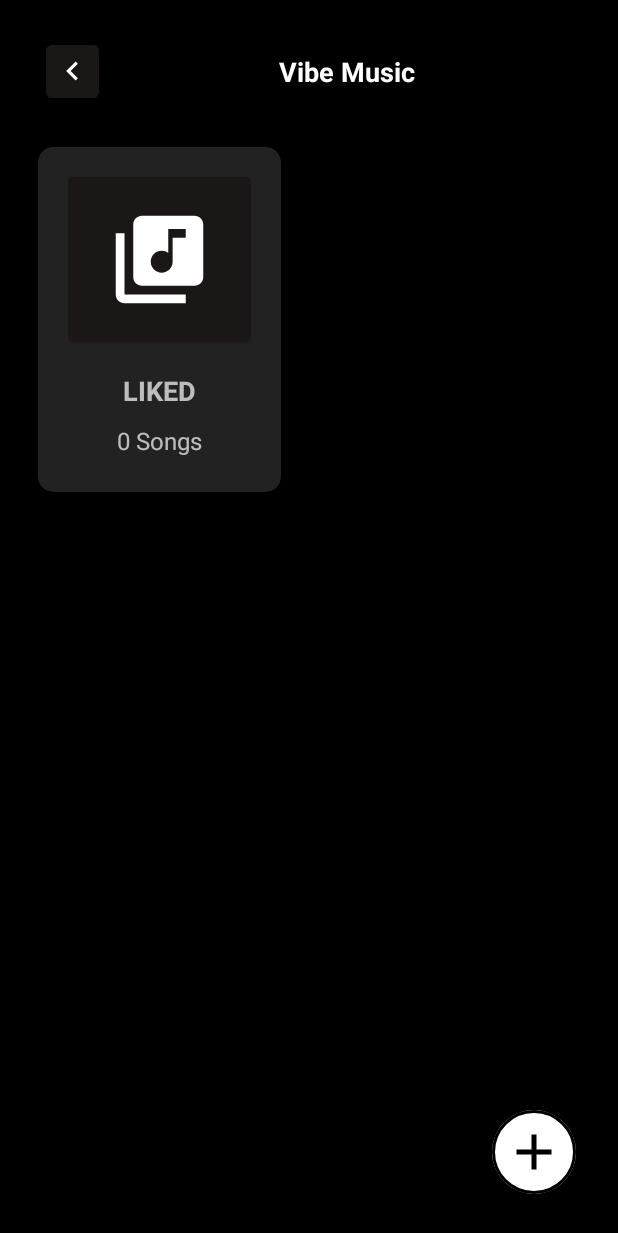
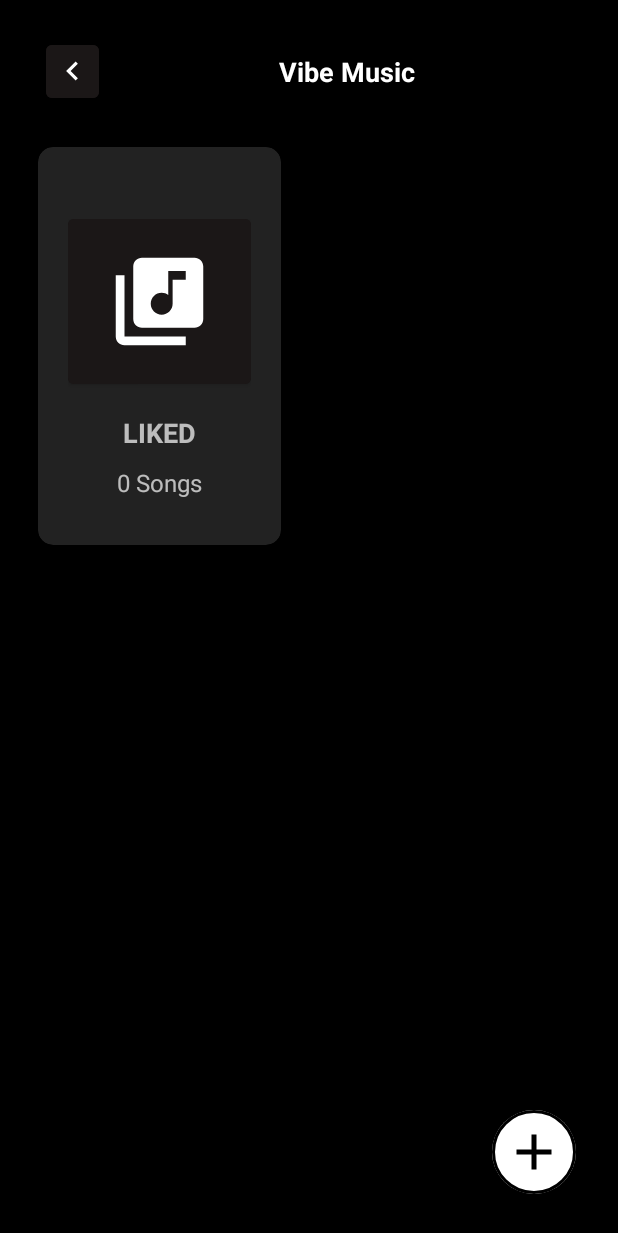
Before and after one commit to ParthTrilokchandani/vibe_music, an Android app: the PlaylistActivity screen opened directly, with no data from a screen before it, on a phone screen of 412 x 824 dp. Shown: the top 1233 px of the screen. Run offline under Robolectric (Android 15) with nearby library versions, the phone set to English and light mode, and no system bars.

Commit message:
playlist Delete WIP

```diff
--- a/app/src/main/AndroidManifest.xml
+++ b/app/src/main/AndroidManifest.xml
@@ -29,7 +29,6 @@
             android:exported="true" >
         <intent-filter>
             <action android:name="android.intent.action.MAIN" />
-
             <category android:name="android.intent.category.LAUNCHER" />
         </intent-filter>
         </activity>
--- /dev/null
+++ b/app/src/main/res/drawable/ic_3_dots.xml
@@ -0,0 +1,5 @@
+<vector android:height="24dp" android:tint="#FFFFFF"
+    android:viewportHeight="24" android:viewportWidth="24"
+    android:width="24dp" xmlns:android="http://schemas.android.com/apk/res/android">
+    <path android:fillColor="@android:color/white" android:pathData="M12,8c1.1,0 2,-0.9 2,-2s-0.9,-2 -2,-2 -2,0.9 -2,2 0.9,2 2,2zM12,10c-1.1,0 -2,0.9 -2,2s0.9,2 2,2 2,-0.9 2,-2 -0.9,-2 -2,-2zM12,16c-1.1,0 -2,0.9 -2,2s0.9,2 2,2 2,-0.9 2,-2 -0.9,-2 -2,-2z"/>
+</vector>
--- a/app/src/main/res/layout/playlist_grid.xml
+++ b/app/src/main/res/layout/playlist_grid.xml
@@ -8,13 +8,38 @@
     android:focusable="true"
     app:cardElevation="@dimen/cardview_default_elevation"
     android:layout_width="162sp"
-    android:layout_height="230sp">
+    android:layout_height="265sp">
+
+<!--    <com.google.android.material.button.MaterialButton-->
+<!--        android:id="@+id/back"-->
+<!--        android:layout_width="35dp"-->
+<!--        android:layout_height="35dp"-->
+<!--        android:layout_marginStart="129sp"-->
+<!--        android:backgroundTint="@android:color/transparent"-->
+<!--        android:clickable="true"-->
+<!--        android:focusable="true"-->
+<!--        android:insetLeft="0dp"-->
+<!--        android:insetTop="0dp"-->
+<!--        android:insetRight="0dp"-->
+<!--        android:insetBottom="0dp"-->
+<!--        app:icon="@drawable/ic_3_dots"-->
+<!--        app:iconGravity="textEnd"-->
+<!--        app:iconPadding="0dp"-->
+<!--        app:iconSize="25dp"-->
+<!--        app:iconTint="@color/white" />-->
+
+    <ImageView
+        android:layout_width="35dp"
+        android:layout_height="35dp">
+
+    </ImageView>
 
     <LinearLayout
         android:padding="20sp"
         android:orientation="vertical"
         android:layout_width="match_parent"
-        android:layout_height="match_parent">
+        android:layout_height="match_parent"
+        android:layout_marginTop="28sp">
 
         <com.google.android.material.button.MaterialButton
             android:id="@+id/playlist"
@@ -53,6 +78,8 @@
             android:layout_width="match_parent"
             android:layout_height="wrap_content" />
 
+
+
     </LinearLayout>
 
 
```
